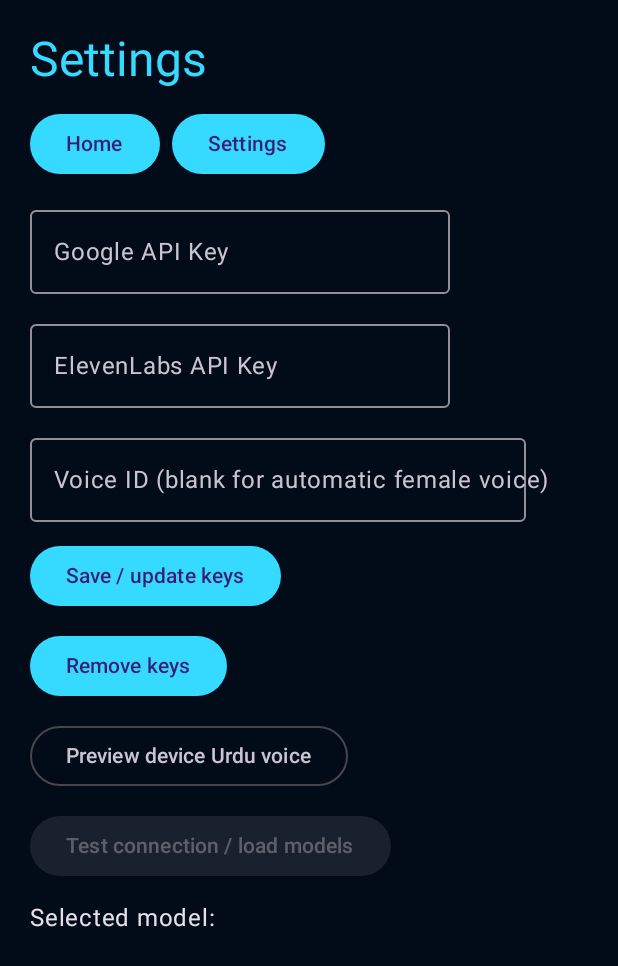
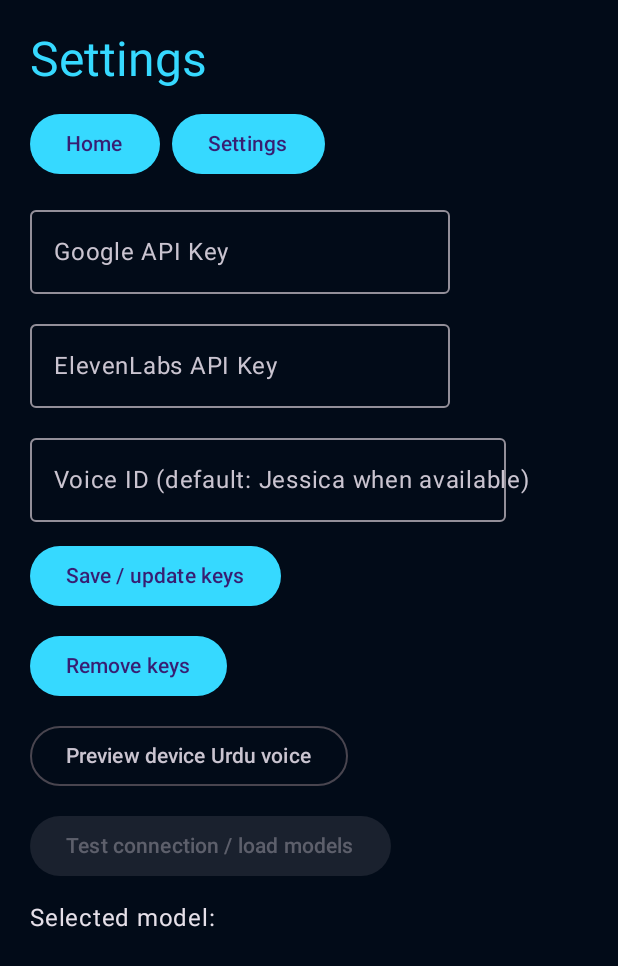
Before and after one commit to manzoorpathan8/maya-ai-assistant-, an Android app built with Jetpack Compose: the screen it shows after launch (MainActivity), after a tap on "Settings", on a phone screen of 412 x 824 dp. Shown: the top 966 px of the screen. Run offline under Robolectric (Android 15) with nearby library versions, the phone set to English and light mode, and no system bars; 2 statements that could not run were skipped.

Commit message:
Prefer Jessica for Maya’s conversational Urdu voice

```diff
--- a/app/src/main/java/com/maya/assistant/AiClient.kt
+++ b/app/src/main/java/com/maya/assistant/AiClient.kt
@@ -76,7 +76,7 @@ object AiClient {
    val voices = response.getJSONArray("voices")
    val candidates = (0 until voices.length()).map { voices.getJSONObject(it) }
     .filter { it.optJSONObject("labels")?.optString("gender").equals("female", ignoreCase = true) }
-   val selected = candidates.firstOrNull { it.optJSONObject("labels")?.optString("language") in listOf("ur", "Urdu") } ?: candidates.firstOrNull()
+   val selected = candidates.firstOrNull { it.optString("name").substringBefore(" -").trim().equals("Jessica", ignoreCase = true) } ?: candidates.firstOrNull { it.optJSONObject("labels")?.optString("language") in listOf("ur", "Urdu") } ?: candidates.firstOrNull()
    if (selected != null) return selected.getString("voice_id")
    token = if (response.optBoolean("has_more")) response.optString("next_page_token") else ""
   } while (token.isNotBlank())
--- a/app/src/main/java/com/maya/assistant/MainActivity.kt
+++ b/app/src/main/java/com/maya/assistant/MainActivity.kt
@@ -360,7 +360,7 @@ class MainActivity : ComponentActivity() {
      if(screen=="Settings"){
       OutlinedTextField(google,{google=it},label={Text("Google API Key")},visualTransformation=PasswordVisualTransformation())
       OutlinedTextField(eleven,{eleven=it},label={Text("ElevenLabs API Key")},visualTransformation=PasswordVisualTransformation())
-      OutlinedTextField(voice,{voice=it},label={Text("Voice ID (blank for automatic female voice)")})
+      OutlinedTextField(voice,{voice=it},label={Text("Voice ID (default: Jessica when available)")})
       Button(onClick={
        runCatching { save("google",google.trim());save("eleven",eleven.trim());prefs.edit().putString("voice",voice.trim()).apply();status="Settings saved" }.onFailure{status="Could not save settings"}
       }){Text("Save / update keys")}
```
